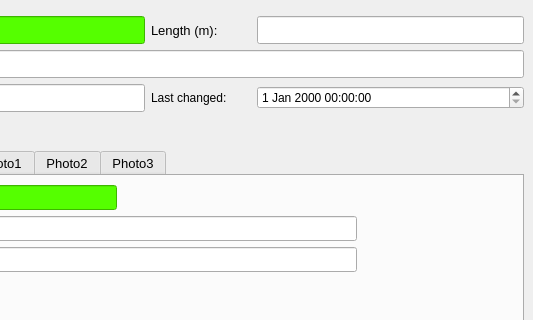
tlh22/demandForm, file ui/VRM_Demand_dialog_base.ui: the form before one commit; both pictures show x 237 to 770 and y 0 to 320 of the 770 by 640 pixel window.
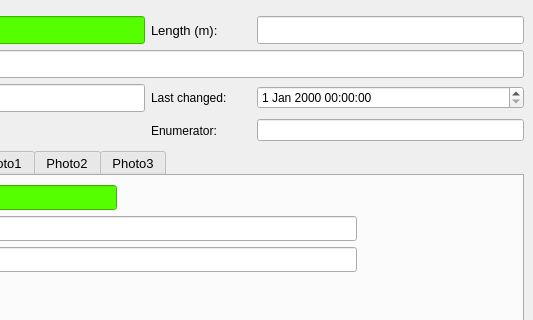
The form after the commit. The open tabs and pages were chosen to show the change. Icons and pictures are not drawn.

Commit message: add enumerator details

```diff
--- a/ui/VRM_Demand_dialog_base.ui
+++ b/ui/VRM_Demand_dialog_base.ui
@@ -277,6 +277,16 @@
         </property>
        </widget>
       </item>
+      <item row="3" column="2">
+       <widget class="QLabel" name="label_4">
+        <property name="text">
+         <string>Enumerator:</string>
+        </property>
+       </widget>
+      </item>
+      <item row="3" column="3">
+       <widget class="QLineEdit" name="Enumerator"/>
+      </item>
      </layout>
     </item>
     <item row="2" column="0">
```
Left out of the diff: 13 changed lines with no effect on the pictures. The commit also changes 1 other file.
